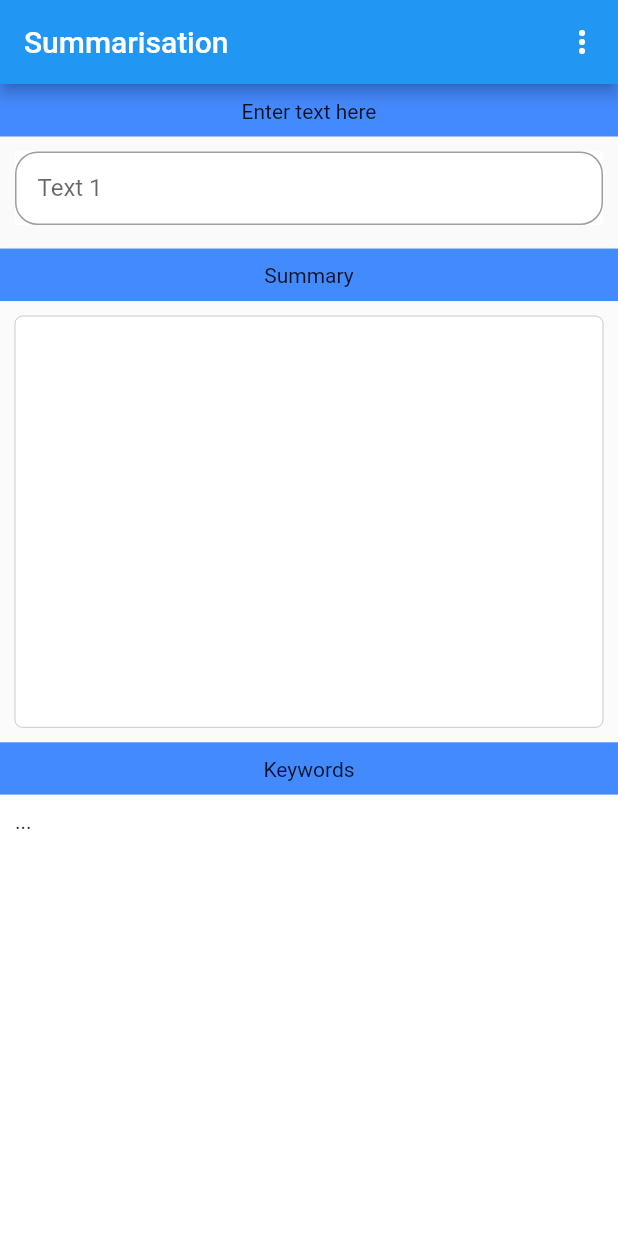
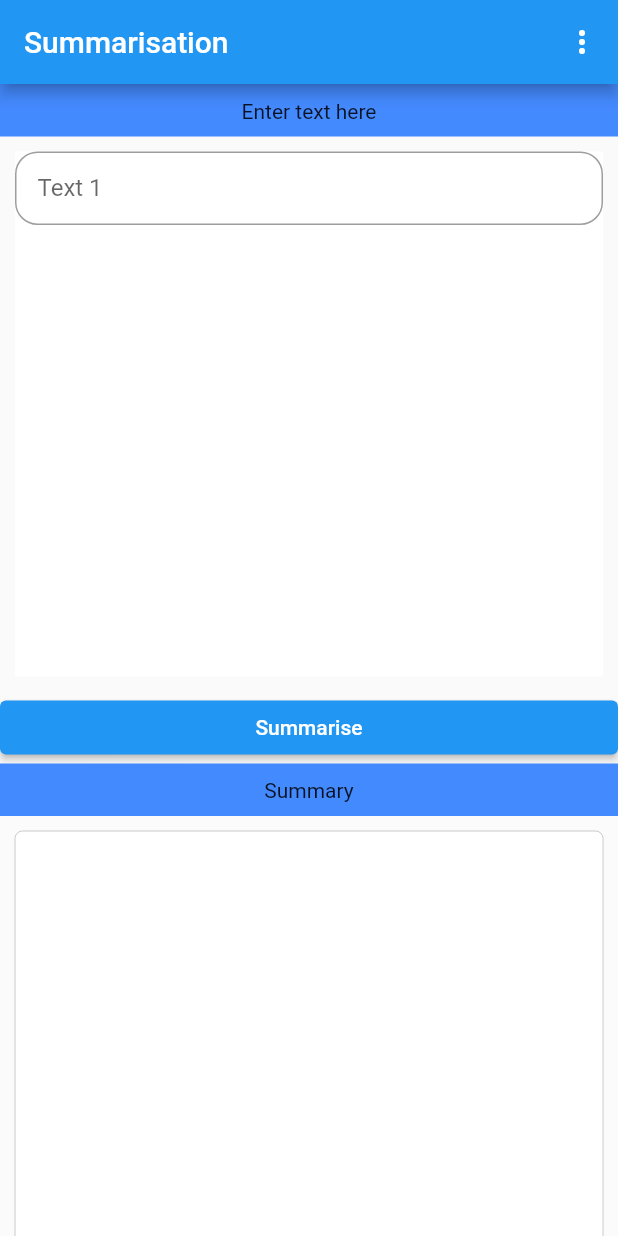
Before and after one commit to tani99/thesis_flutter, a Flutter app: the screen it shows after launch, on a phone screen of 412 x 824 dp. Run offline on Flutter 3.47's test engine with Material 2 defaults, Android fonts, the phone set to English and light mode, and no system bars; our stand-ins replace line_icons; missing offline and left inert: editable, json_table, rich_editor.

Commit message:
UI Clean up

```diff
--- a/lib/homepage.dart
+++ b/lib/homepage.dart
@@ -130,37 +130,14 @@ class _MyHomePageState extends State<MyHomePage> {
                               "Enter text here",
                               textAlign: TextAlign.center,
                             ))),
-                    // IconButton(
-
-                    //   icon: Icon(LineIcons.bold),
-                    //   onPressed: () {
-                    //     print(summaryController.selection);
-                    //     var currentText = summaryController.text;
-                    //     var lowerIndex = summaryController.selection.baseOffset > summaryController.selection.extentOffset ? summaryController.selection.extentOffset: summaryController.selection.baseOffset;
-                    //     var higherIndex = summaryController.selection.baseOffset < summaryController.selection.extentOffset ? summaryController.selection.extentOffset: summaryController.selection.baseOffset;
-                    //     print(lowerIndex);
-                    //     print(higherIndex);
-                    //
-                    //     var firstHalf = currentText.substring(0, lowerIndex);
-                    //     var highlighted = currentText.substring(lowerIndex, higherIndex);
-                    //     var secondHalf = currentText.substring(higherIndex, currentText.length);
-                    //
-                    //     print(firstHalf);
-                    //     print(highlighted);
-                    //     print(secondHalf);
-                    //
-                    //     setState(() {
-                    //       currentMode == TextMode.bold ? currentMode = TextMode.normal:
-                    //       currentMode = TextMode.bold;
-                    //     });
-                    //     },
-                    // ),
-
                     Container(
+                      height:350,
                         margin: const EdgeInsets.only(
                             left: 10.0, right: 10.0, top: 10, bottom: 10),
                         color: Colors.white,
-                        child: TextFormField(
+                        child: Expanded (
+                          child:
+                        TextFormField(
                           controller: myController,
                           // minLines: 10,
                           keyboardType: TextInputType.multiline,
@@ -174,7 +151,7 @@ class _MyHomePageState extends State<MyHomePage> {
                             labelText: 'Text 1',
                             contentPadding: EdgeInsets.all(15.0),
                           ),
-                        )),
+                        ))),
                     Container(
                         width: MediaQuery.of(context).size.width / 3,
 
@@ -184,9 +161,9 @@ class _MyHomePageState extends State<MyHomePage> {
                             : ElevatedButton(
                                 child: Text('Summarise'),
                                 onPressed: () async {
-                                  // setState(() {
-                                  //   isLoading=true;
-                                  // });
+                                  setState(() {
+                                    isLoading=true;
+                                  });
                                   var url = Uri.parse(
                                       'http://127.0.0.1:5000/summarise/' +
                                           myController.text
@@ -194,49 +171,14 @@ class _MyHomePageState extends State<MyHomePage> {
                                               .replaceAll("\n", ""));
                                   var response = await getResponse(url);
                                   summaryController.text = response;
-                                  // setState(() {
-                                  //   isLoading = false;
-                                  // });
+                                  setState(() {
+                                    isLoading = false;
+                                  });
                                 },
-                                //     () async {
-                                //   print("loading");
-                                //   setState((){
-                                //     isLoading=true;
-                                //     summaryController.text = "Bull bull";
-                                //     print("setting state ??");
-                                //   });
-                                //   var url = Uri.parse('http://127.0.0.1:5000/summarise/' + myController.text);
-                                //   var response = await getResponse(url);
-                                //   print(response);
-                                //   print("1 ----------------- \n");
-                                //
-                                //   print("2 ----------------- \n");
-                                //   // getResponse(url).then((value)=> {
-                                //
-                                //   // // print("3 ----------------- \n" + value)
-                                //   // });
-                                //   setState(()
-                                //   {
-                                //     print("Done");
-                                //     isLoading=false;
-                                //     print(response);
-                                //     print(" ----------- here ----------- \n");
-                                //     _summary = response;
-                                //     summaryController.text = "THIS IS TEST TEXT";
-                                //     print(" ----------- state set ----------- \n");
-                                //   });
-                                //   summaryController.text = "THIS IS TEST TEXT";
-                                //   //   setState((){
-                                //   //   isLoading=false;
-                                //   //   })
-                                //   // });
-                                // },
                               )),
-                  ],
-                )),
-            Expanded(
-                flex: 3,
-                child: Column(
+
+             Container(
+                 child: Column(
                   crossAxisAlignment: CrossAxisAlignment.stretch,
                   children: [
                     Container(
@@ -250,8 +192,8 @@ class _MyHomePageState extends State<MyHomePage> {
                               "Summary",
                               textAlign: TextAlign.center,
                             ))),
-                    Expanded(
-                        child: Container(
+                    Container(
+                      height:400,
                       color: Colors.white10,
                       child: Container(
                           margin: const EdgeInsets.only(
@@ -263,27 +205,11 @@ class _MyHomePageState extends State<MyHomePage> {
                             maxLines: null,
                             enableInteractiveSelection: true,
                           )
+                          ),
+                    )])),
 
-                          // TextField(
-                          //   autofocus: true,
-                          //   maxLines: null,
-                          //   backgroundCursorColor: Colors.amber,
-                          //   cursorColor: Colors.green,
-                          //   style: TextStyle().merge(getStyle(currentMode)),
-                          //   focusNode:  FocusNode(),
-                          //   controller: summaryController,
-                          //   enableInteractiveSelection: true,
-                          //     showSelectionHandles: true,
-                          // )
-                          // SelectableText(_summary,
-                          // toolbarOptions: ToolbarOptions(copy:true, cut:true, paste:true, selectAll: true),)
-                          ),
-                    )),
-                  ],
-                )),
-            Expanded(
-                flex: 3,
-                child: Column(
+           Container(
+               child: Column(
                   crossAxisAlignment: CrossAxisAlignment.stretch,
                   children: [
                     Container(
@@ -297,26 +223,22 @@ class _MyHomePageState extends State<MyHomePage> {
                               "Keywords",
                               textAlign: TextAlign.center,
                             ))),
-                    Expanded(
-                        child: Container(
+                    Container(
                       // margin: const EdgeInsets.only(left: 10.0, right: 10.0, top:  15, bottom: 10),
                       color: Colors.white,
                       child: Container(
                           margin: const EdgeInsets.only(
                               left: 10.0, right: 10.0, top: 10, bottom: 10),
                           child: Text("...")),
-                    )),
-                  ],
-                )),
-          ]))),
-      floatingActionButton: FloatingActionButton(
-        onPressed: () {
-          summaryController.text = "My Stringt";
-        },
-        tooltip: 'Increment',
-        child: Icon(Icons.add),
-      ), // This trailing comma makes auto-formatting nicer for build methods.
-    ));
+                    ),
+                  ])),
+
+          ])
+        )]
+    )
+    )
+    )
+    );
   }
 }
 
```
